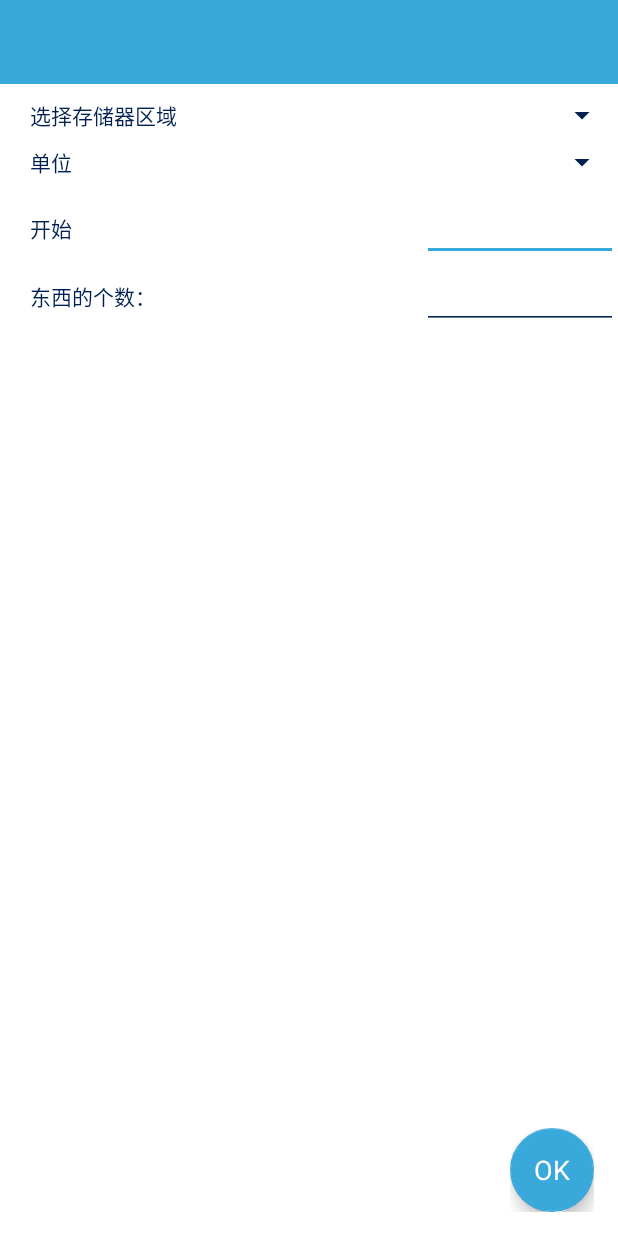
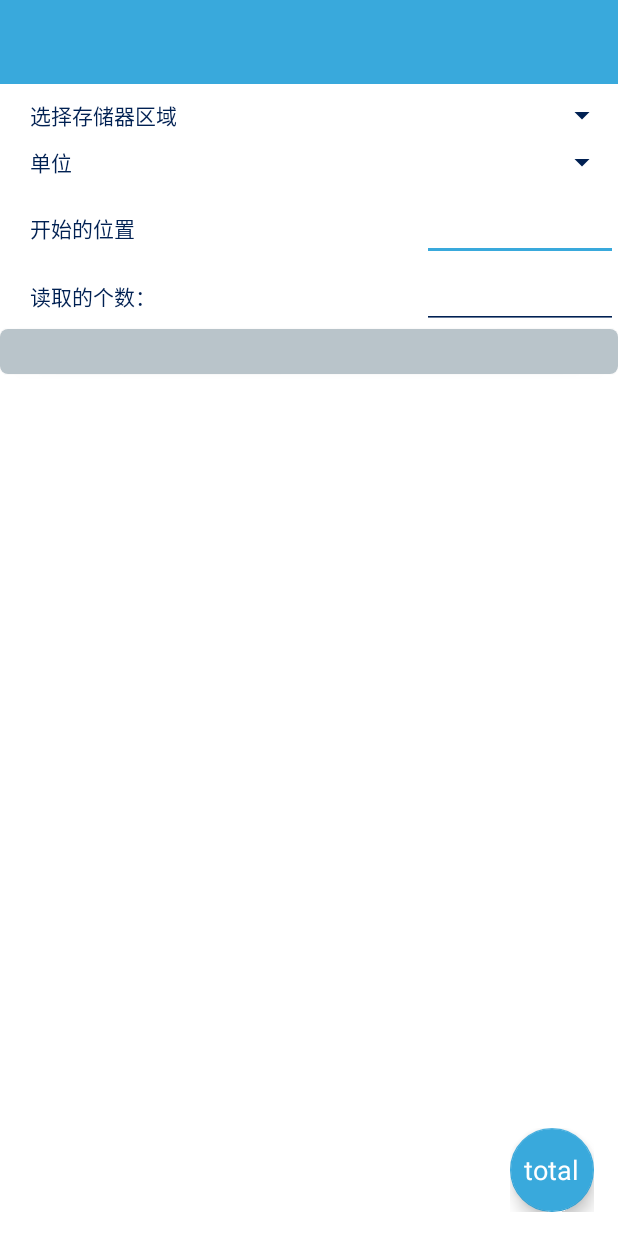
Before and after one commit to zhangsan2016/LD_BLE_TEXT, an Android app: the ReadFragmentActivity screen opened directly, with no data from a screen before it, on a phone screen of 412 x 824 dp. Run offline under Robolectric (Android 15) with nearby library versions, the light colour scheme and no system bars; 2 statements that could not run were skipped.

Commit message:
2018年9月28日 18:00:04 发现读取界面xml文件有BUG，不能在android studio中展示出来

```diff
--- a/app/src/main/AndroidManifest.xml
+++ b/app/src/main/AndroidManifest.xml
@@ -45,6 +45,7 @@
         android:name="android.bluetooth.le"
         android:required="true" />
 
+<!--   android:theme="@android:style/Theme.Holo.Light"-->
     <application
         android:icon="@drawable/ic_launcher"
         android:label="@string/app_name"
--- a/app/src/main/java/example/ldgd/com/checknfc/generic/ReadFragmentActivity.java
+++ b/app/src/main/java/example/ldgd/com/checknfc/generic/ReadFragmentActivity.java
@@ -284,7 +284,8 @@ public class ReadFragmentActivity extends STFragmentActivity
         startAddressLayout.setVisibility(View.VISIBLE);
         nbrOfBytesLayout.setVisibility(View.VISIBLE);
         LinearLayout unitLayout = (LinearLayout) findViewById(R.id.unitLayout);
-        unitLayout.setVisibility(View.VISIBLE);
+      //  unitLayout.setVisibility(View.VISIBLE);
+        unitLayout.setVisibility(View.GONE);
         removeType4ReadSelectionParameters();
     }
 
--- a/app/src/main/res/layout/fragment_read_memory.xml
+++ b/app/src/main/res/layout/fragment_read_memory.xml
@@ -120,6 +120,11 @@
             android:inputType="numberDecimal" />
     </LinearLayout>
 
+    <Button
+        android:layout_width="match_parent"
+        android:layout_height="wrap_content"
+        ></Button>
+
 
     <android.support.design.widget.CoordinatorLayout xmlns:android="http://schemas.android.com/apk/res/android"
         xmlns:app="http://schemas.android.com/apk/res-auto"
@@ -157,7 +162,7 @@
                 android:layout_height="wrap_content"
                 android:layout_gravity="center"
                 android:elevation="16dp"
-                android:text="@android:string/ok"
+                android:text="total"
                 android:textAppearance="?android:attr/textAppearanceMedium"
                 android:textColor="@android:color/white" />
         </FrameLayout>
--- a/app/src/main/res/values/strings.xml
+++ b/app/src/main/res/values/strings.xml
@@ -141,8 +141,8 @@
     <string name="clone_ndef_content">复制NDEF内容</string>
     <string name="select_memory_area">选择存储器区域</string>
     <string name="units_read_memory">单位</string>
-    <string name="start_label">开始</string>
-    <string name="number_of_items">东西的个数：</string>
+    <string name="start_label">开始的位置</string>
+    <string name="number_of_items">读取的个数：</string>
     <string name="error_during_read_operation">读操作出错。 读%d字节</string>
     <string name="bad_start_address">错误起始位</string>
     <string name="bad_number_of_bytes">错误字节数</string>
--- a/app/src/main/res/values/styles.xml
+++ b/app/src/main/res/values/styles.xml
@@ -2,11 +2,12 @@
 
     <!-- Base application theme. -->
     <style name="AppTheme" parent="Theme.AppCompat.Light.DarkActionBar">
-        <!-- Customize your theme here. -->
         <item name="colorPrimary">@color/colorPrimary</item>
         <item name="colorPrimaryDark">@color/colorPrimaryDark</item>
         <item name="colorAccent">@color/colorAccent</item>
     </style>
+
+
     <style name="STProgressBar">
         <item name="android:windowFrame">@null</item>
         <item name="android:windowBackground">@android:color/transparent</item>
```
Also changed, not shown: 2 other files.
